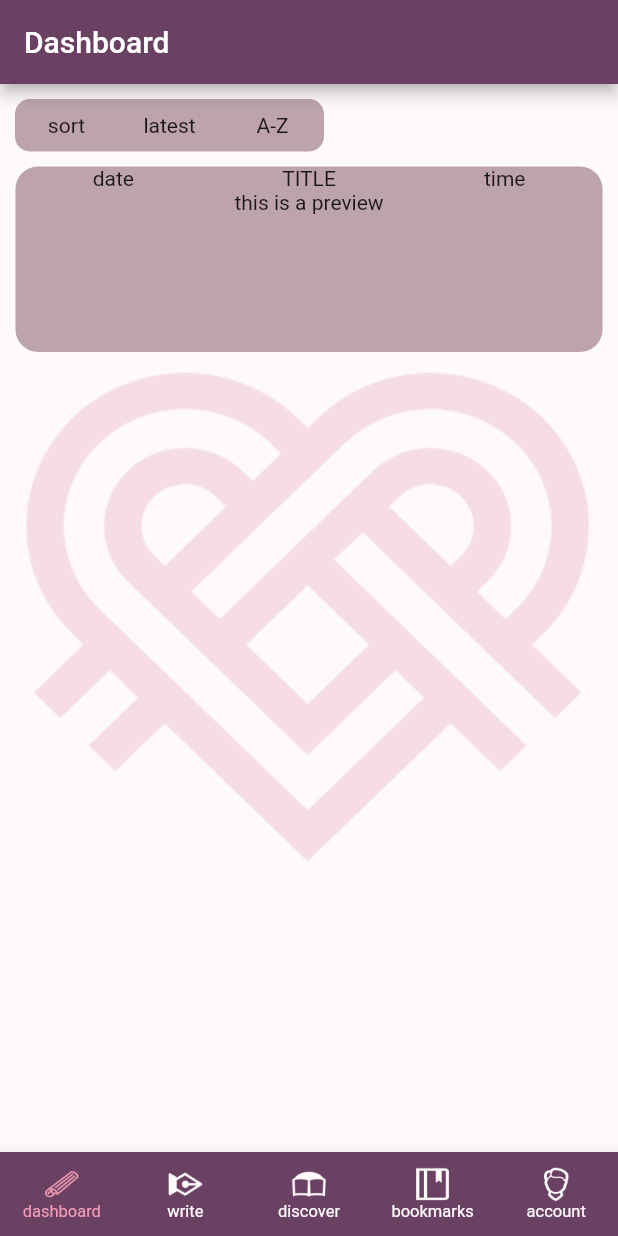
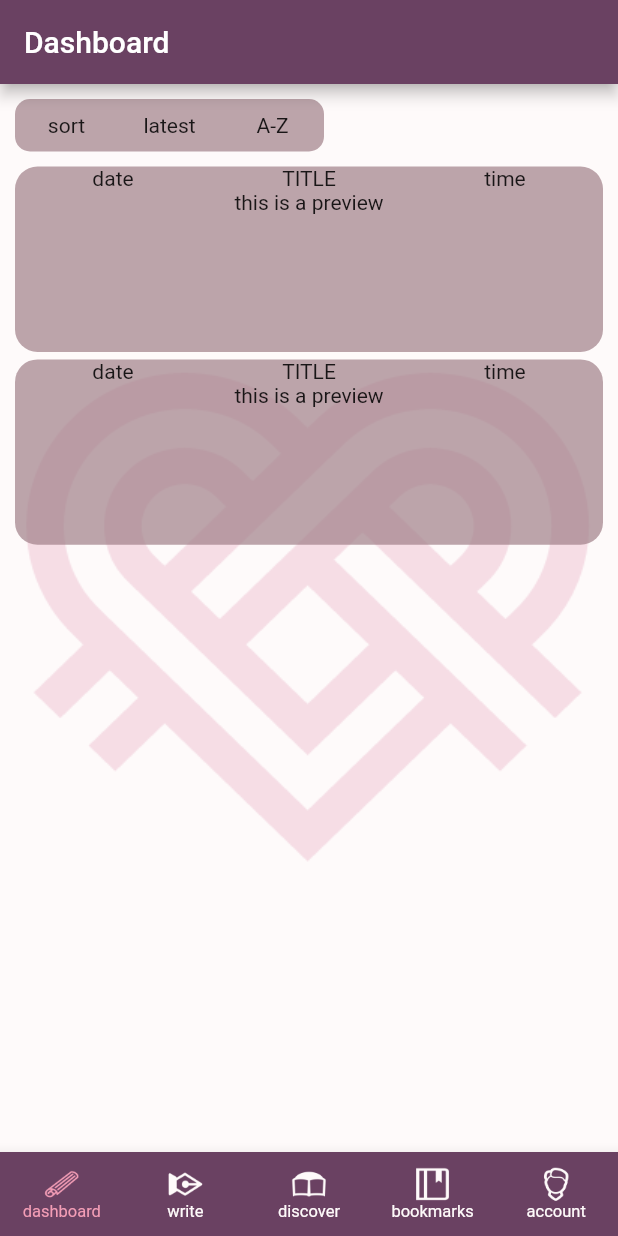
Before and after one commit to MendozaFiona/project_heartsleeve, a Flutter app: the screen it shows after launch, on a phone screen of 412 x 824 dp. Run offline on Flutter 3.47's test engine with Material 2 defaults, Android fonts, the phone set to English and light mode, and no system bars.

Commit message:
added listview and ontap button using inkwell

```diff
--- a/lib/btmnavigation.dart
+++ b/lib/btmnavigation.dart
@@ -1,5 +1,4 @@
 import 'package:flutter/material.dart';
-import 'homepage.dart';
 
 class BtmNavigation extends StatelessWidget {
 
--- a/lib/diarypreview.dart
+++ b/lib/diarypreview.dart
@@ -4,7 +4,7 @@ class DiaryPreview extends StatelessWidget {
   @override
   Widget build(BuildContext context) {
 
-    return Padding(
+    return InkWell(child: Padding(
       padding: EdgeInsets.only(right: 10.0, left: 10.0, bottom: 5.0),
 
       child: Container( // CHANGE modify to depend text on parameter sent
@@ -20,8 +20,6 @@ class DiaryPreview extends StatelessWidget {
                 Expanded(child: Text('time', textAlign: TextAlign.center)),
 
               ], // children
-
-            //padding
 
             ),
 
@@ -45,6 +43,12 @@ class DiaryPreview extends StatelessWidget {
         height: MediaQuery.of(context).size.height * .15,
 
       )
+    ),
+
+    onTap: (){
+      print("you tapped this");
+    },
+
     );
 
   }
--- a/lib/homebody.dart
+++ b/lib/homebody.dart
@@ -5,13 +5,20 @@ import 'diarypreview.dart';
 class HomeBody extends StatelessWidget {
   @override
   Widget build(BuildContext context) {
-    return /*Container(
-      child: */Column(
+    return Column(
         children: [
           SortMenu(),
-          DiaryPreview(),
+
+          Expanded( child: SizedBox( child: ListView(
+            children:[
+              DiaryPreview(),
+              DiaryPreview(),
+            ]
+          )
+          )),
+
         ],
-    //)
+
     );
   } // build
 
--- a/lib/homepage.dart
+++ b/lib/homepage.dart
@@ -1,8 +1,7 @@
 import 'package:flutter/material.dart';
-//import 'sortmenu.dart';
-//import 'diarypreview.dart';
-import 'uniformlayout.dart';
+import 'uniformbg.dart';
 import 'btmnavigation.dart';
+import 'homebody.dart';
 
 class HomePage extends StatelessWidget{
 
@@ -14,7 +13,14 @@ class HomePage extends StatelessWidget{
           title: Text('Dashboard'),
       ),
 
-      body: UniformLayout(),
+      body: Stack(
+        children: [
+          UniformBg(),
+          Container(
+            child: HomeBody(),
+          ),
+        ]
+      ),
 
       bottomNavigationBar: BtmNavigation(),
 
--- /dev/null
+++ b/lib/uniformbg.dart
@@ -0,0 +1,23 @@
+import 'package:flutter/material.dart';
+import 'homebody.dart';
+
+class UniformBg extends StatelessWidget {
+
+  @override
+  Widget build(BuildContext context) {
+    return Container(
+      decoration: BoxDecoration(
+        image: DecorationImage(
+            colorFilter: ColorFilter.mode(Color.fromRGBO(254,250,250,1).withOpacity(0.2), BlendMode.dstATop),
+            image: AssetImage("assets/images/heartsleeve_icon.png"),
+            fit: BoxFit.scaleDown,
+            //scale: 0.8,
+        ),
+
+        color: Color.fromRGBO(254,250,250,1),
+
+      )
+    );
+  } // build
+
+}
--- a/lib/uniformlayout.dart
+++ /dev/null
@@ -1,26 +0,0 @@
-import 'package:flutter/material.dart';
-import 'homebody.dart';
-
-class UniformLayout extends StatelessWidget {
-
-  @override
-  Widget build(BuildContext context) {
-    return Container(
-        decoration: BoxDecoration(
-          image: DecorationImage(
-              colorFilter: ColorFilter.mode(Color.fromRGBO(254,250,250,1).withOpacity(0.2), BlendMode.dstATop),
-              image: AssetImage("assets/images/heartsleeve_icon.png"),
-              fit: BoxFit.scaleDown,
-              //scale: 0.8,
-          ),
-
-          color: Color.fromRGBO(254,250,250,1),
-
-        ),
-        child: HomeBody(), //change to be dynamic
-
-        constraints: BoxConstraints.expand()
-      );
-  } // build
-
-}
```
